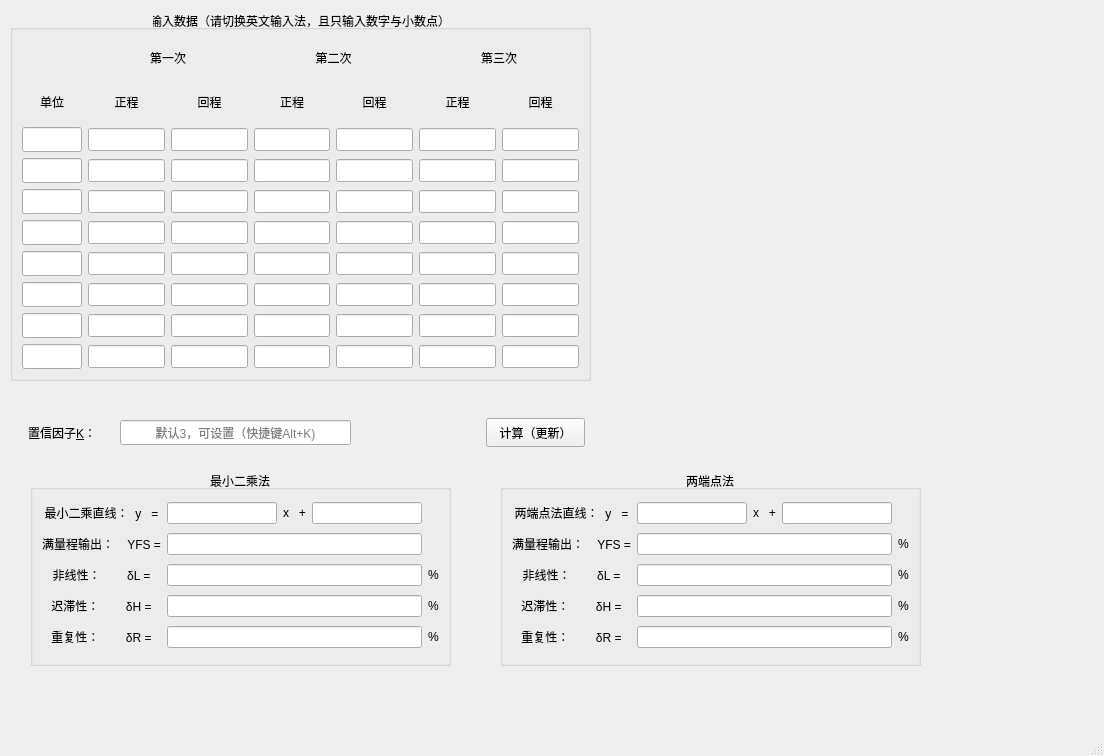
The window that mainwindow.ui (Sdyeepi/SensorStaticCalibration) describes before a commit, drawn with Qt 5.
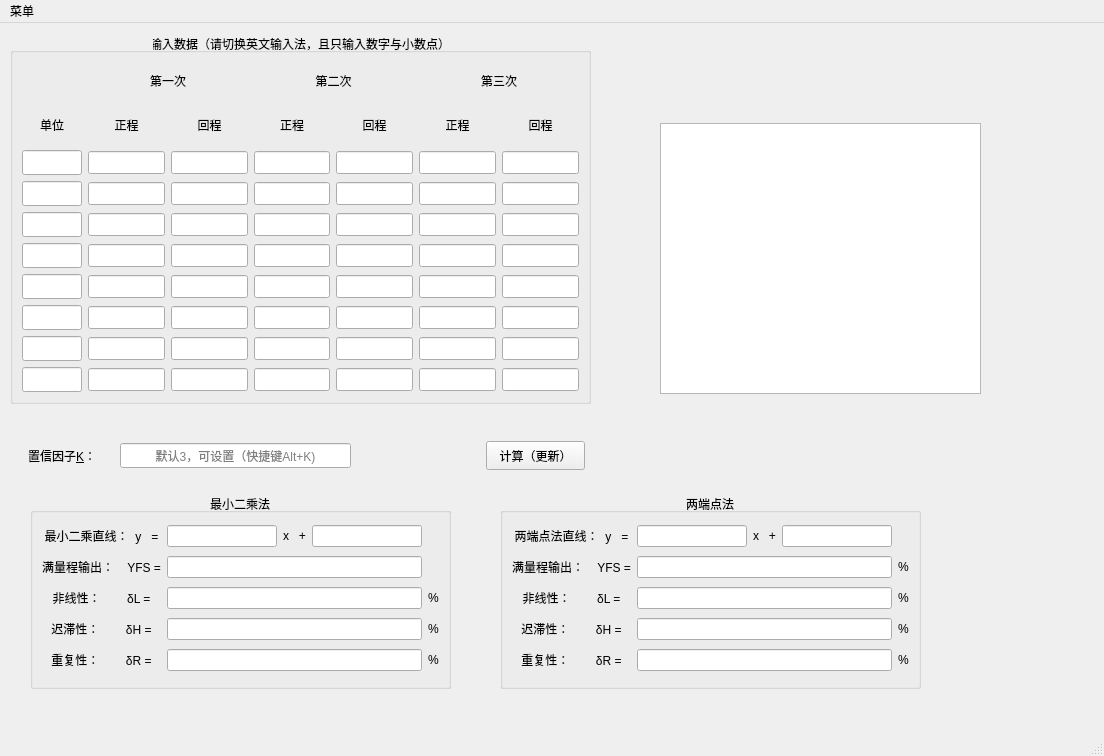
The same window after the commit.

```diff
--- a/mainwindow.ui
+++ b/mainwindow.ui
@@ -1293,6 +1293,16 @@
      </item>
     </layout>
    </widget>
+   <widget class="QGraphicsView" name="gView">
+    <property name="geometry">
+     <rect>
+      <x>660</x>
+      <y>100</y>
+      <width>321</width>
+      <height>271</height>
+     </rect>
+    </property>
+   </widget>
   </widget>
   <widget class="QMenuBar" name="menubar">
    <property name="geometry">
@@ -1303,6 +1313,13 @@
      <height>26</height>
     </rect>
    </property>
+   <widget class="QMenu" name="menu1">
+    <property name="title">
+     <string>菜单</string>
+    </property>
+    <addaction name="action2131"/>
+   </widget>
+   <addaction name="menu1"/>
   </widget>
   <widget class="QStatusBar" name="statusbar"/>
  </widget>
```
Left out of the diff: 5 changed lines with no effect on the pictures.
